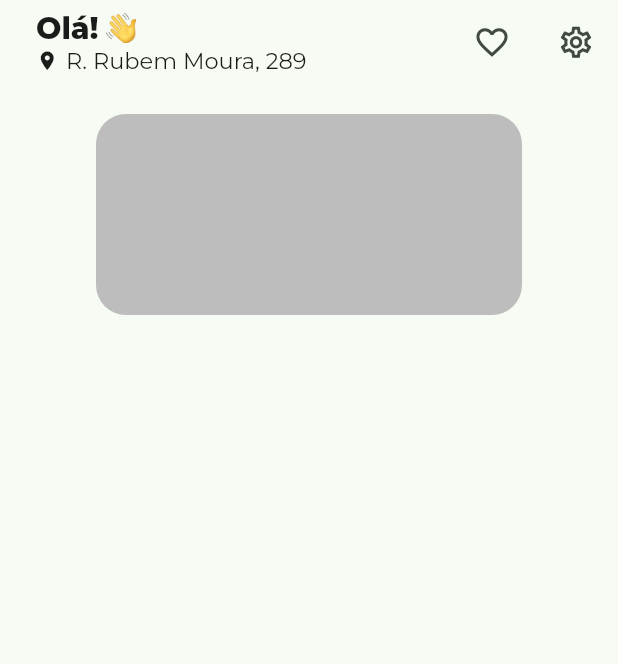
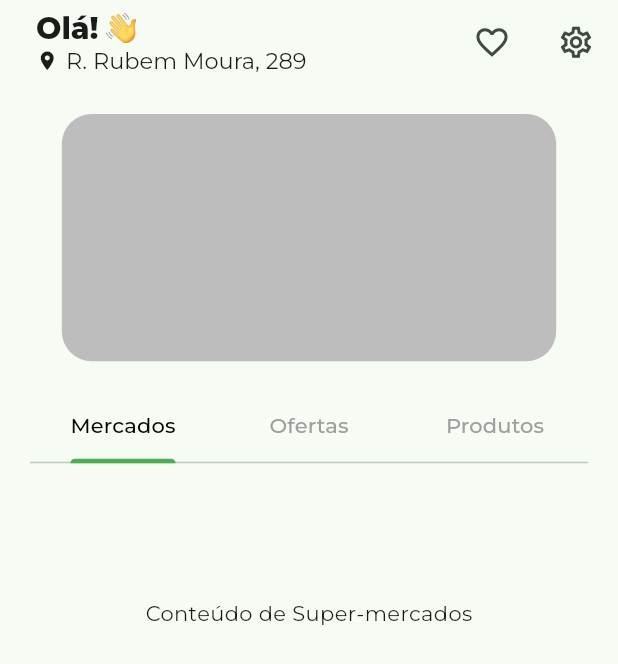
Before and after one commit to ernanyJ/panfleto-mobile-app, a Flutter app: the screen it shows after launch, on a phone screen of 412 x 824 dp. Shown: the top 664 px of the screen. Run offline on Flutter 3.47's test engine with Material 3 defaults, Android fonts, the phone set to English and light mode, and no system bars; our stand-ins replace google_fonts.

Commit message:
feat: turns paid banner responsive and implements categories tabs

```diff
--- a/lib/main.dart
+++ b/lib/main.dart
@@ -1,6 +1,6 @@
 import 'package:flutter/material.dart';
 import 'package:google_fonts/google_fonts.dart';
-import 'package:panfleto_app/pages/home_page.dart';
+import 'package:panfleto_app/pages/home/home_page.dart';
 
 import 'utils/consts.dart';
 
--- /dev/null
+++ b/lib/pages/home/home_page.dart
@@ -0,0 +1,73 @@
+import 'package:flutter/material.dart';
+import 'package:google_fonts/google_fonts.dart';
+import 'package:panfleto_app/pages/home/widgets/home_body.dart';
+
+class Homepage extends StatelessWidget {
+  const Homepage({super.key});
+
+  @override
+  Widget build(BuildContext context) {
+    return Scaffold(
+      appBar: AppBar(
+        title: Padding(
+          padding: const EdgeInsets.all(8.0),
+          child: Column(
+            crossAxisAlignment: CrossAxisAlignment.start,
+            children: [
+              Row(
+                children: [
+                  Text(
+                    //👋
+                    'Olá!',
+                    style: GoogleFonts.montserrat(
+                      textStyle: const TextStyle(
+                          fontSize: 20, fontWeight: FontWeight.w800),
+                    ),
+                  ),
+                  const SizedBox(width: 5),
+                  const SizedBox(
+                    width: 20,
+                    height: 20,
+                    child: Image(
+                        image: AssetImage('assets/images/hand-wave-emoji.png')),
+                  )
+                ],
+              ),
+              // USER ADDRESS DATA
+              const Row(
+                children: [
+                  Icon(Icons.location_on, size: 15),
+                  SizedBox(width: 5),
+                  Text(
+                    'R. Rubem Moura, 289',
+                    style: TextStyle(fontSize: 15),
+                  )
+                ],
+              )
+            ],
+          ),
+        ),
+        // FAVORITES AND SETTINGS BUTTONS
+        actions: [
+          Padding(
+            padding: const EdgeInsets.all(4.0),
+            child: IconButton(
+              icon: const Icon(Icons.favorite_outline, size: 25),
+              onPressed: () {},
+            ),
+          ),
+          Padding(
+            padding: const EdgeInsets.all(4.0),
+            child: IconButton(
+              icon: const Icon(Icons.settings_outlined, size: 25),
+              onPressed: () {},
+            ),
+          ),
+        ],
+      ),
+      body: const Center(
+        child: HomeBody(),
+      ),
+    );
+  }
+}
--- /dev/null
+++ b/lib/pages/home/widgets/categories_tab_widget.dart
@@ -0,0 +1,36 @@
+import 'package:flutter/material.dart';
+
+class CategoriesTabWidget extends StatelessWidget {
+  const CategoriesTabWidget({super.key});
+
+  @override
+  Widget build(BuildContext context) {
+    return const DefaultTabController(
+      length: 3, // Defina o número de abas
+      child: Column(
+        children: [
+          TabBar(
+            indicatorColor: Colors.green, // Cor da linha embaixo da aba selecionada
+            labelColor: Colors.black, // Cor do texto da aba selecionada
+            unselectedLabelColor: Colors.grey, // Cor do texto das abas não selecionadas
+            tabs: [
+              Tab(text: 'Mercados'),
+              Tab(text: 'Ofertas'),
+              Tab(text: 'Produtos'),
+            ],
+          ),
+          SizedBox(
+            height: 200, // Defina a altura desejada para o conteúdo das abas
+            child: TabBarView(
+              children: [
+                Center(child: Text('Conteúdo de Super-mercados')),
+                Center(child: Text('Conteúdo de Ofertas')),
+                Center(child: Text('Conteúdo de Produtos')),
+              ],
+            ),
+          ),
+        ],
+      ),
+    );
+  }
+}
--- /dev/null
+++ b/lib/pages/home/widgets/home_body.dart
@@ -0,0 +1,24 @@
+import 'package:flutter/material.dart';
+import 'package:panfleto_app/pages/home/widgets/categories_tab_widget.dart';
+import 'package:panfleto_app/pages/home/widgets/paid_banner_widget.dart';
+import 'package:panfleto_app/utils/consts.dart';
+
+class HomeBody extends StatelessWidget {
+  const HomeBody({
+    super.key,
+  });
+
+  @override
+  Widget build(BuildContext context) {
+    return const Padding(
+      padding: defaultPad,
+      child: Column(
+        children: [
+          PaidBannerWidget(),
+          SizedBox(height: 20),
+          CategoriesTabWidget(),
+        ],
+      ),
+    );
+  }
+}
--- /dev/null
+++ b/lib/pages/home/widgets/paid_banner_widget.dart
@@ -0,0 +1,19 @@
+import 'package:flutter/material.dart';
+
+class PaidBannerWidget extends StatelessWidget {
+  const PaidBannerWidget({
+    super.key,
+  });
+
+  @override
+  Widget build(BuildContext context) {
+    return Container(
+      width: MediaQuery.of(context).size.width * 0.80,
+      height: MediaQuery.of(context).size.height * 0.20,
+      decoration: BoxDecoration(
+        color: Colors.grey[400],
+        borderRadius: BorderRadius.circular(20),
+      ),
+    );
+  }
+}
--- a/lib/pages/home_page.dart
+++ /dev/null
@@ -1,95 +0,0 @@
-import 'package:flutter/material.dart';
-import 'package:google_fonts/google_fonts.dart';
-import 'package:panfleto_app/utils/consts.dart';
-
-class Homepage extends StatelessWidget {
-  const Homepage({super.key});
-
-  @override
-  Widget build(BuildContext context) {
-    return Scaffold(
-      appBar: appBar(),
-      body: Center(
-        child: homeBody(),
-      ),
-    );
-  }
-
-  Widget homeBody() {
-    return Padding(
-      padding: defaultPad,
-      child: Column(
-        children: [
-          Container(
-            width: 284,
-            height: 134,
-            decoration: BoxDecoration(
-              color: Colors.grey[400],
-              borderRadius: BorderRadius.circular(20),
-            ),
-          )
-        ],
-      ),
-    );
-  }
-
-  AppBar appBar() {
-    return AppBar(
-      title: Padding(
-        padding: const EdgeInsets.all(8.0),
-        child: Column(
-          crossAxisAlignment: CrossAxisAlignment.start,
-          children: [
-            Row(
-              children: [
-                Text(
-                  //👋
-                  'Olá!',
-                  style: GoogleFonts.montserrat(
-                    textStyle: const TextStyle(
-                        fontSize: 20, fontWeight: FontWeight.w800),
-                  ),
-                ),
-                const SizedBox(width: 5),
-                const SizedBox(
-                  width: 20,
-                  height: 20,
-                  child: Image(
-                      image: AssetImage('assets/images/hand-wave-emoji.png')),
-                )
-              ],
-            ),
-            // USER ADDRESS DATA
-            const Row(
-              children: [
-                Icon(Icons.location_on, size: 15),
-                SizedBox(width: 5),
-                Text(
-                  'R. Rubem Moura, 289',
-                  style: TextStyle(fontSize: 15),
-                )
-              ],
-            )
-          ],
-        ),
-      ),
-      // FAVORITES AND SETTINGS BUTTONS
-      actions: [
-        Padding(
-          padding: const EdgeInsets.all(4.0),
-          child: IconButton(
-            icon: const Icon(Icons.favorite_outline, size: 25),
-            onPressed: () {},
-          ),
-        ),
-        Padding(
-          padding: const EdgeInsets.all(4.0),
-          child: IconButton(
-            icon: const Icon(Icons.settings_outlined, size: 25),
-            onPressed: () {},
-          ),
-        ),
-      ],
-    );
-  }
-}
--- a/pubspec.yaml
+++ b/pubspec.yaml
@@ -9,8 +9,8 @@ environment:
 dependencies:
   flutter:
     sdk: flutter
-  get: ^4.6.6
   google_fonts: ^4.0.0
+  provider:
 
 
 dev_dependencies:
```
Also changed, not shown: pubspec.lock.
